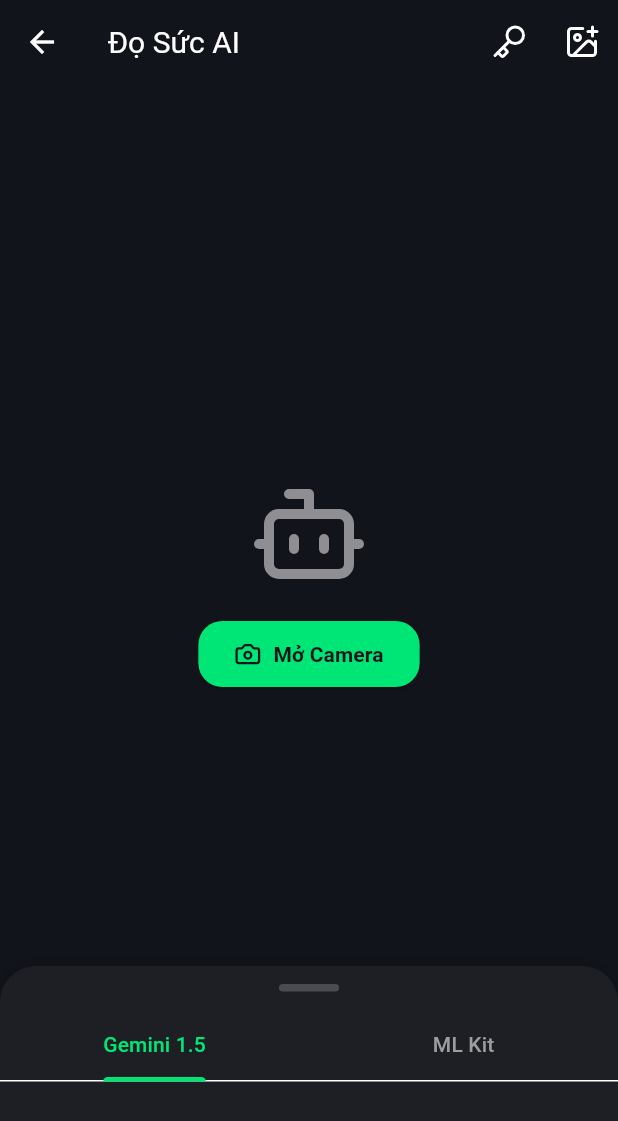
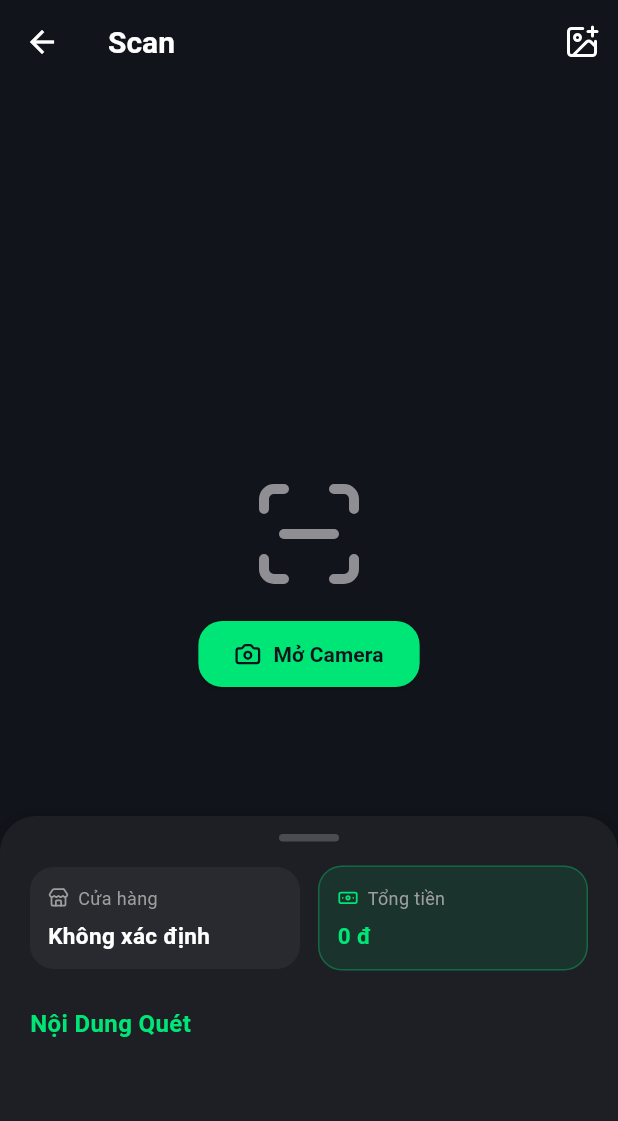
Before and after one commit to trCongThanh/expense_manager_ocr, a Flutter app: the screen it shows after launch, item 3 of the bottom bar chosen, after a tap on "Mở Camera", on a phone screen of 412 x 824 dp. Shown: the top 1121 px of the screen. Run offline on Flutter 3.47's test engine with Material 3 defaults, Android fonts, the phone set to English and light mode, and no system bars; drawn by our look-alikes of sliding_up_panel; our stand-ins replace fl_chart, flutter_animate, flutter_riverpod, hive_flutter, image_picker, lucide_icons_flutter and 1 more; missing offline and left inert: google_mlkit_text_recognition; accounts and stored records are empty.

Commit message:
feat: simplify scanner to use only ML Kit local logic, extract store name and max price via heuristic, and remove Gemini AI dependency

````diff
--- a/lib/features/ocr/ocr_scanner_screen.dart
+++ b/lib/features/ocr/ocr_scanner_screen.dart
@@ -1,10 +1,8 @@
-import 'dart:convert';
 import 'dart:io';
 import 'package:flutter/foundation.dart';
 import 'package:flutter/material.dart';
 import 'package:flutter_riverpod/flutter_riverpod.dart';
 import 'package:google_mlkit_text_recognition/google_mlkit_text_recognition.dart';
-import 'package:google_generative_ai/google_generative_ai.dart';
 import 'package:image_picker/image_picker.dart';
 import 'package:lucide_icons_flutter/lucide_icons.dart';
 import 'package:sliding_up_panel/sliding_up_panel.dart';
@@ -22,15 +20,13 @@ class _OcrScannerScreenState extends ConsumerState<OcrScannerScreen> {
   bool _isProcessing = false;
   File? _imageFile;
 
-  // Kết quả của 2 AI
-  List<Map<String, String>> _mlKitItems = [];
-  List<Map<String, String>> _geminiItems = [];
+  // Dữ liệu trích xuất thủ công
+  String _storeName = 'Không xác định';
+  String _totalPrice = '0 đ';
+  List<String> _rawLines = [];
 
   final ImagePicker _picker = ImagePicker();
   final TextRecognizer _textRecognizer = TextRecognizer(script: TextRecognitionScript.latin);
-
-  // API Key Gemini (Dùng mảng để chặn trình biên dịch)
-  String _geminiApiKey = ['AQ.Ab8RN6JXXJ9H', 't1u7mYkKxXqfTVp4V6Zi224Olq5Mz0pjckbxKA.'].join('');
 
   @override
   void dispose() {
@@ -45,11 +41,12 @@ class _OcrScannerScreenState extends ConsumerState<OcrScannerScreen> {
         setState(() {
           _imageFile = File(pickedFile.path);
           _isProcessing = true;
-          _mlKitItems = [];
-          _geminiItems = [];
+          _rawLines = [];
+          _storeName = 'Không xác định';
+          _totalPrice = '0 đ';
         });
 
-        await _processImageAllEngines();
+        await _processImageMLKit();
       }
     } catch (e) {
       debugPrint("Lỗi chọn ảnh: $e");
@@ -57,132 +54,91 @@ class _OcrScannerScreenState extends ConsumerState<OcrScannerScreen> {
     }
   }
 
-  Future<void> _processImageAllEngines() async {
+  Future<void> _processImageMLKit() async {
     if (_imageFile == null) return;
-    final imageBytes = await _imageFile!.readAsBytes();
 
-    // Chạy song song 2 AI cùng lúc
-    await Future.wait([
-      _runMLKit(),
-      _runGemini(imageBytes),
-    ]);
+    if (kIsWeb) {
+      setState(() {
+        _rawLines = ['Nội Dung Quét không hỗ trợ trên Web'];
+        _isProcessing = false;
+      });
+      return;
+    }
 
+    try {
+      final inputImage = InputImage.fromFile(_imageFile!);
+      final recognizedText = await _textRecognizer.processImage(inputImage);
+
+      _parseTextLogic(recognizedText.text);
+
+    } catch (e) {
+      setState(() {
+        _rawLines = ['Lỗi đọc ảnh: $e'];
+      });
+    } finally {
       if (mounted) {
         setState(() => _isProcessing = false);
       }
     }
+  }
 
-  Future<void> _runMLKit() async {
-    if (kIsWeb) {
-      _mlKitItems = [{'name': 'ML Kit không hỗ trợ trên Web', 'price': ''}];
+  void _parseTextLogic(String rawText) {
+    if (rawText.trim().isEmpty) {
+      _rawLines = ['Không tìm thấy chữ nào trong ảnh'];
       return;
     }
-    try {
-      final inputImage = InputImage.fromFile(_imageFile!);
-      final recognizedText = await _textRecognizer.processImage(inputImage);
-      _mlKitItems = _parseTextWithRegex(recognizedText.text);
-    } catch (e) {
-      _mlKitItems = [{'name': 'Lỗi ML Kit: $e', 'price': ''}];
+
+    final lines = rawText.split('\n');
+    final priceRegex = RegExp(r'\b\d{1,3}(?:[.,]\d{3})+\b|\b\d{4,}\b');
+    final storeKeywords = [
+      'store', 'coffee', 'highland', 'circle k', 'shopee',
+      'mart', 'supermarket', 'coop', 'bách hóa', 'vinmart', 'winmart', 'ministop', 'familymart'
+    ];
+
+    int maxPrice = 0;
+    String? foundStore;
+    List<String> validLines = [];
+
+    for (var line in lines) {
+      final text = line.trim();
+      if (text.isEmpty) continue;
+      validLines.add(text);
+
+      // Tìm tên cửa hàng
+      final lowerLine = text.toLowerCase();
+      if (foundStore == null) {
+        for (var kw in storeKeywords) {
+          if (lowerLine.contains(kw)) {
+            foundStore = text;
+            break;
+          }
         }
       }
 
-  Future<void> _runGemini(Uint8List imageBytes) async {
-    if (_geminiApiKey.isEmpty) {
-      _geminiItems = [{'name': 'Vui lòng bấm nút 🔑 góc phải trên để nhập API Key', 'price': ''}];
-      return;
+      // Tìm giá tiền lớn nhất
+      final matches = priceRegex.allMatches(text);
+      for (var match in matches) {
+        final priceStr = match.group(0)!;
+        // Chuẩn hóa số (xóa chấm, phẩy) để so sánh
+        final cleanStr = priceStr.replaceAll('.', '').replaceAll(',', '');
+        final price = int.tryParse(cleanStr);
+        if (price != null && price > maxPrice) {
+          maxPrice = price;
         }
-
-    try {
-      final model = GenerativeModel(
-        model: 'gemini-1.5-flash',
-        apiKey: _geminiApiKey,
-      );
-      final prompt = TextPart('''
-        Hãy phân tích hóa đơn trong ảnh.
-        Trả về kết quả dưới định dạng JSON là một mảng các đối tượng chứa "name" (tên món hàng) và "price" (giá tiền).
-        Chỉ trả về chuỗi JSON, không giải thích gì thêm, không bọc bằng markdown ```json.
-        Nếu không thấy món nào, trả về mảng rỗng [].
-      ''');
-      final imagePart = DataPart('image/jpeg', imageBytes);
-
-      final response = await model.generateContent([Content.multi([prompt, imagePart])]);
-
-      final String responseText = response.text?.trim() ?? '[]';
-      final cleanJson = responseText.replaceAll('```json', '').replaceAll('```', '').trim();
-
-      final List<dynamic> jsonList = jsonDecode(cleanJson);
-      _geminiItems = jsonList.map((e) => {
-        'name': e['name'].toString(),
-        'price': e['price'].toString()
-      }).toList();
-
-      if (_geminiItems.isEmpty) {
-        _geminiItems = [{'name': 'Gemini không tìm thấy món nào', 'price': ''}];
-      }
-
-    } catch (e) {
-      _geminiItems = [{'name': 'Lỗi Gemini API (Có thể sai API Key): $e', 'price': ''}];
       }
     }
 
-  List<Map<String, String>> _parseTextWithRegex(String rawText) {
-    if (rawText.trim().isEmpty) return [];
-    final lines = rawText.split('\n').where((e) => e.trim().isNotEmpty).toList();
-    final List<Map<String, String>> items = [];
-    final priceRegex = RegExp(r'\b\d{1,3}(?:[.,]\d{3})+(?:\s?[đĐdD])?\b|\b\d{4,}(?:\s?[đĐdD])?\b');
+    // Format lại giá tiền lớn nhất (thêm dấu chấm phân cách hàng nghìn)
+    String formattedPrice = maxPrice.toString().replaceAllMapped(
+      RegExp(r'(\d{1,3})(?=(\d{3})+(?!\d))'),
+      (Match m) => '${m[1]}.'
+    );
 
-    for (var line in lines) {
-      final match = priceRegex.firstMatch(line);
-      if (match != null) {
-        String price = match.group(0) ?? '';
-        String name = line.replaceAll(price, '').replaceAll(RegExp(r'^[-+*.,]+|[-+*.,]+$'), '').trim();
-        if (name.isEmpty) name = 'Mục không tên';
-        items.add({'name': name, 'price': price});
-      } else {
-        items.add({'name': line.trim(), 'price': ''});
-      }
-    }
-    return items;
-  }
-
-  Future<void> _showApiKeyDialog() async {
-    final controller = TextEditingController(text: _geminiApiKey);
-    final isLight = ref.read(lightModeProvider);
-    final bgColor = isLight ? Colors.white : const Color(0xFF1E1F25);
-    final textColor = isLight ? Colors.black : Colors.white;
-
-    await showDialog(
-      context: context,
-      builder: (context) => AlertDialog(
-        backgroundColor: bgColor,
-        title: Text('Cấu hình Gemini API', style: TextStyle(color: textColor)),
-        content: TextField(
-          controller: controller,
-          style: TextStyle(color: textColor),
-          decoration: InputDecoration(
-            hintText: 'Dán API Key của bạn vào đây...',
-            hintStyle: const TextStyle(color: Colors.grey),
-            filled: true,
-            fillColor: isLight ? Colors.black.withOpacity(0.05) : Colors.black26,
-            border: OutlineInputBorder(borderRadius: BorderRadius.circular(12)),
-          ),
-        ),
-        actions: [
-          TextButton(
-            onPressed: () => Navigator.pop(context),
-            child: const Text('Hủy', style: TextStyle(color: Colors.grey)),
-          ),
-          ElevatedButton(
-            onPressed: () {
-              setState(() => _geminiApiKey = controller.text.trim());
-              Navigator.pop(context);
-            },
-            style: ElevatedButton.styleFrom(backgroundColor: const Color(0xFF00E676)),
-            child: const Text('Lưu Key', style: TextStyle(color: Colors.black)),
-          ),
-        ],
-      ),
-    );
+    setState(() {
+      _rawLines = validLines;
+      _storeName = foundStore ?? 'Không xác định';
+      _totalPrice = maxPrice > 0 ? '$formattedPrice đ' : '0 đ';
+    });
   }
 
   @override
@@ -194,21 +150,15 @@ class _OcrScannerScreenState extends ConsumerState<OcrScannerScreen> {
     final textColor = isLight ? Colors.black : Colors.white;
     final appBarColor = isLight ? Colors.white : const Color(0xFF12141C);
 
-    return DefaultTabController(
-      length: 2, // Chỉ còn Gemini và ML Kit
-      child: Scaffold(
+    return Scaffold(
       backgroundColor: bgColor,
       appBar: AppBar(
-          title: Text('Đọ Sức AI', style: TextStyle(fontSize: 20 * textScale, color: textColor)),
+        leading: BackButton(color: textColor), // Đảm bảo luôn có nút Trở về
+        title: Text('Scan', style: TextStyle(fontSize: 20 * textScale, color: textColor, fontWeight: FontWeight.bold)),
         backgroundColor: appBarColor,
         foregroundColor: textColor,
         elevation: 0,
         actions: [
-            IconButton(
-              icon: Icon(LucideIcons.key, color: textColor),
-              onPressed: _showApiKeyDialog,
-              tooltip: 'Nhập API Key',
-            ),
           IconButton(
             icon: Icon(LucideIcons.imagePlus, color: textColor),
             onPressed: () => _pickImage(ImageSource.gallery),
@@ -216,13 +166,12 @@ class _OcrScannerScreenState extends ConsumerState<OcrScannerScreen> {
         ],
       ),
       body: SlidingUpPanel(
-          minHeight: 180,
+        minHeight: 280,
         maxHeight: MediaQuery.of(context).size.height * 0.8,
         borderRadius: const BorderRadius.vertical(top: Radius.circular(24)),
         color: panelColor,
         panel: _buildPanel(isLight, textScale, textColor),
         body: _buildBody(textColor, textScale),
-        ),
       ),
     );
   }
@@ -239,7 +188,7 @@ class _OcrScannerScreenState extends ConsumerState<OcrScannerScreen> {
                 : Column(
                     mainAxisAlignment: MainAxisAlignment.center,
                     children: [
-                      const Icon(LucideIcons.bot, size: 80, color: Color(0xFF8E8E93)),
+                      const Icon(LucideIcons.scanLine, size: 80, color: Color(0xFF8E8E93)),
                       const SizedBox(height: 16),
                       ElevatedButton.icon(
                         onPressed: () => _pickImage(ImageSource.camera),
@@ -278,31 +227,82 @@ class _OcrScannerScreenState extends ConsumerState<OcrScannerScreen> {
             ),
           ),
         ),
-        const SizedBox(height: 12),
-        TabBar(
-          labelColor: const Color(0xFF00E676),
-          unselectedLabelColor: Colors.grey,
-          indicatorColor: const Color(0xFF00E676),
-          labelStyle: TextStyle(fontSize: 14 * textScale),
-          tabs: const [
-            Tab(text: "Gemini 1.5"),
-            Tab(text: "ML Kit"),
-          ],
+        const SizedBox(height: 16),
+
+        // --- KẾT QUẢ PHÂN TÍCH CHÍNH ---
+        Padding(
+          padding: const EdgeInsets.symmetric(horizontal: 20.0),
+          child: Row(
+            children: [
+              Expanded(
+                child: _buildResultBox('Cửa hàng', _storeName, LucideIcons.store, isLight, textScale, textColor),
               ),
+              const SizedBox(width: 12),
               Expanded(
-          child: Padding(
-            padding: const EdgeInsets.all(16.0),
-            child: _isProcessing
-              ? _buildSkeletonizerLoading(isLight, textColor)
-              : TabBarView(
-                  children: [
-                    _buildResultList(_geminiItems, 'Gemini JSON API', isLight, textColor, textScale),
-                    _buildResultList(_mlKitItems, 'Google ML Kit', isLight, textColor, textScale),
+                child: _buildResultBox('Tổng tiền', _totalPrice, LucideIcons.banknote, isLight, textScale, textColor, isHighlight: true),
+              ),
             ],
           ),
         ),
+
+        const SizedBox(height: 24),
+        Padding(
+          padding: const EdgeInsets.symmetric(horizontal: 20.0),
+          child: Text(
+            'Nội Dung Quét',
+            style: TextStyle(
+              color: const Color(0xFF00E676),
+              fontSize: 16 * textScale,
+              fontWeight: FontWeight.bold,
+            ),
+          ),
+        ),
+        const SizedBox(height: 8),
+
+        // --- NỘI DUNG RAW ---
+        Expanded(
+          child: Padding(
+            padding: const EdgeInsets.symmetric(horizontal: 16.0),
+            child: _isProcessing
+              ? _buildSkeletonizerLoading(isLight, textColor)
+              : _buildRawTextList(isLight, textColor, textScale),
+          ),
         ),
       ],
+    );
+  }
+
+  Widget _buildResultBox(String label, String value, IconData icon, bool isLight, double textScale, Color textColor, {bool isHighlight = false}) {
+    return Container(
+      padding: const EdgeInsets.all(12),
+      decoration: BoxDecoration(
+        color: isHighlight ? const Color(0xFF00E676).withOpacity(0.1) : (isLight ? Colors.black.withOpacity(0.05) : Colors.white.withOpacity(0.05)),
+        borderRadius: BorderRadius.circular(16),
+        border: isHighlight ? Border.all(color: const Color(0xFF00E676).withOpacity(0.3)) : null,
+      ),
+      child: Column(
+        crossAxisAlignment: CrossAxisAlignment.start,
+        children: [
+          Row(
+            children: [
+              Icon(icon, size: 14, color: isHighlight ? const Color(0xFF00E676) : Colors.grey),
+              const SizedBox(width: 6),
+              Text(label, style: TextStyle(color: Colors.grey, fontSize: 12 * textScale)),
+            ],
+          ),
+          const SizedBox(height: 6),
+          Text(
+            value,
+            style: TextStyle(
+              color: isHighlight ? const Color(0xFF00E676) : textColor,
+              fontSize: 15 * textScale,
+              fontWeight: FontWeight.bold
+            ),
+            maxLines: 1,
+            overflow: TextOverflow.ellipsis,
+          ),
+        ],
+      ),
     );
   }
 
@@ -313,15 +313,14 @@ class _OcrScannerScreenState extends ConsumerState<OcrScannerScreen> {
         itemCount: 4,
         itemBuilder: (context, index) {
           return Container(
-            margin: const EdgeInsets.only(bottom: 12),
+            margin: const EdgeInsets.only(bottom: 8),
             decoration: BoxDecoration(
               color: isLight ? Colors.black.withOpacity(0.05) : Colors.white.withOpacity(0.05),
-              borderRadius: BorderRadius.circular(16),
+              borderRadius: BorderRadius.circular(12),
             ),
             child: ListTile(
-              leading: Icon(LucideIcons.bot, color: textColor),
-              title: Text('Đang phân tích...', style: TextStyle(color: textColor)),
-              trailing: Text('00.000', style: TextStyle(color: textColor)),
+              leading: Icon(LucideIcons.fileText, color: textColor),
+              title: Text('Đang trích xuất dữ liệu...', style: TextStyle(color: textColor)),
             ),
           );
         },
@@ -329,32 +328,26 @@ class _OcrScannerScreenState extends ConsumerState<OcrScannerScreen> {
     );
   }
 
-  Widget _buildResultList(List<Map<String, String>> items, String engineName, bool isLight, Color textColor, double textScale) {
-    if (items.isEmpty) {
+  Widget _buildRawTextList(bool isLight, Color textColor, double textScale) {
+    if (_rawLines.isEmpty) {
       return Center(
-        child: Text('Chưa có dữ liệu từ $engineName', style: TextStyle(color: Colors.grey, fontSize: 16 * textScale)),
+        child: Text('Chưa có Nội Dung Quét', style: TextStyle(color: Colors.grey, fontSize: 14 * textScale)),
       );
     }
 
     return ListView.builder(
-      itemCount: items.length,
+      itemCount: _rawLines.length,
       itemBuilder: (context, index) {
         return Container(
-          margin: const EdgeInsets.only(bottom: 12),
+          margin: const EdgeInsets.only(bottom: 8),
+          padding: const EdgeInsets.symmetric(horizontal: 16, vertical: 12),
           decoration: BoxDecoration(
-            color: isLight ? Colors.black.withOpacity(0.03) : Colors.white.withOpacity(0.05),
-            borderRadius: BorderRadius.circular(16),
+            color: isLight ? Colors.black.withOpacity(0.03) : Colors.white.withOpacity(0.03),
+            borderRadius: BorderRadius.circular(12),
           ),
-          child: ListTile(
-            leading: const Icon(LucideIcons.checkCircle2, color: Color(0xFF00E676)),
-            title: Text(
-              items[index]['name'] ?? '',
-              style: TextStyle(color: textColor, fontSize: 16 * textScale),
-            ),
-            trailing: Text(
-              items[index]['price'] ?? '',
-              style: TextStyle(fontWeight: FontWeight.bold, color: textColor, fontSize: 16 * textScale),
-            ),
+          child: Text(
+            _rawLines[index],
+            style: TextStyle(color: textColor, fontSize: 14 * textScale),
           ),
         );
       },
--- a/pubspec.yaml
+++ b/pubspec.yaml
@@ -43,7 +43,6 @@ dependencies:
 
   # Utility
   uuid: ^4.4.0
-  google_generative_ai: ^0.4.6
 
 dev_dependencies:
   flutter_test:
````
Lines whose indentation alone changed are shown as unchanged.
